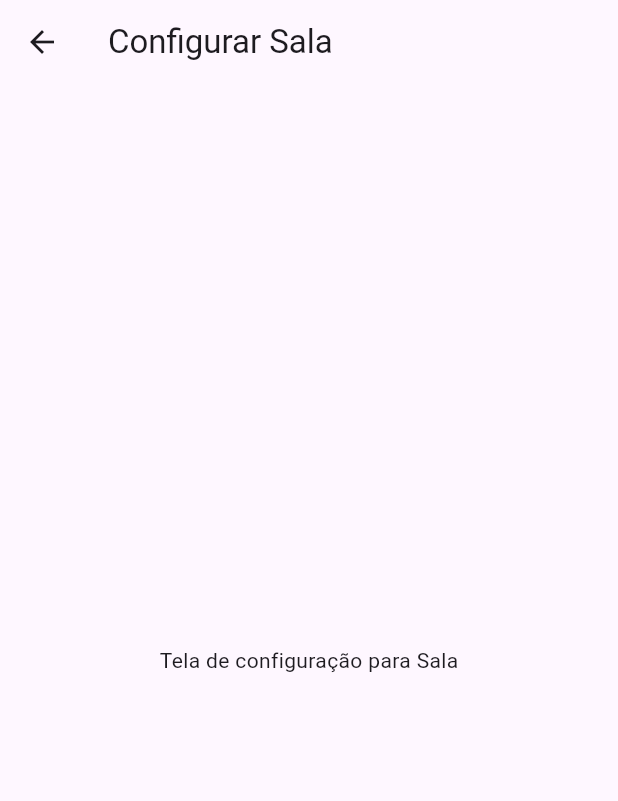
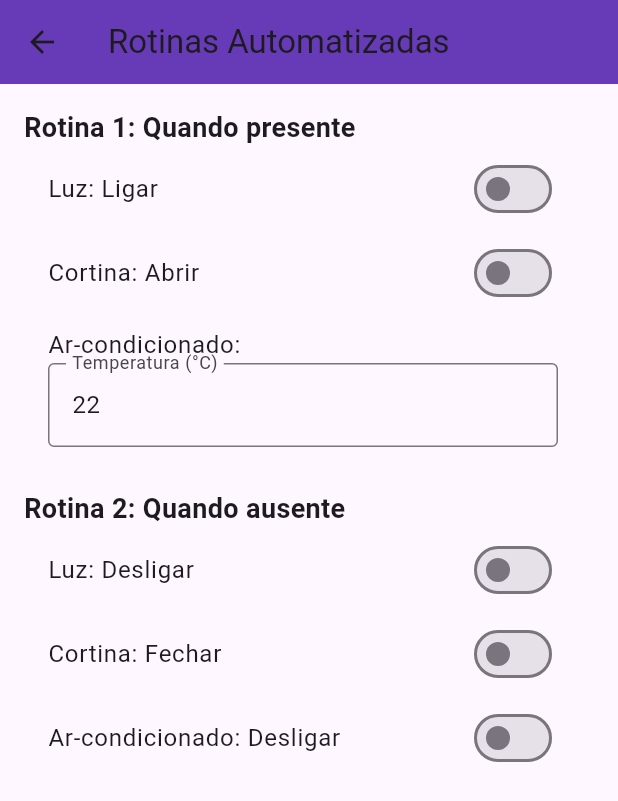
Before and after one commit to joaovitor73/Smart-Home, a Flutter app: the ConfigurationScreen screen opened directly, on a phone screen of 412 x 824 dp. Shown: the top 801 px of the screen. Run offline on Flutter 3.47's test engine with Material 3 defaults, Android fonts, the phone set to English and light mode, and no system bars; our stand-ins replace firebase_auth, firebase_core, firebase_database, firebase_messaging, geolocator, shared_preferences; accounts and stored records are empty; network calls fail; statements that could not run were skipped.

Commit message:
subindo a tela de configuraçao

```diff
--- a/app/lib/ui/widgets/ConfigureScreen.dart
+++ b/app/lib/ui/widgets/ConfigureScreen.dart
@@ -1,18 +1,104 @@
 import 'package:flutter/material.dart';
 
-class ConfigurationScreen extends StatelessWidget {
+class ConfigurationScreen extends StatefulWidget {
+  const ConfigurationScreen({super.key, required this.roomName});
   final String roomName;
+  @override
+  ConfigurationScreenState createState() => ConfigurationScreenState();
+}
 
-  const ConfigurationScreen({super.key, required this.roomName});
+class ConfigurationScreenState extends State<ConfigurationScreen> {
+  bool isPresentRoutineLightOn = false;
+  bool isPresentRoutineCurtainOpen = false;
+  String presentRoutineAirConditionerTemp = "22";
 
+  bool isAbsentRoutineLightOff = false;
+  bool isAbsentRoutineCurtainClosed = false;
+  bool isAbsentRoutineAirConditionerOff = false;
   @override
   Widget build(BuildContext context) {
     return Scaffold(
       appBar: AppBar(
-        title: Text("Configurar $roomName"),
+        title: const Text("Rotinas Automatizadas"),
+        backgroundColor: Colors.deepPurple,
       ),
-      body: Center(
-        child: Text("Tela de configuração para $roomName"),
+      body: Padding(
+        padding: const EdgeInsets.all(16.0),
+        child: ListView(
+          children: [
+            const Text(
+              "Rotina 1: Quando presente",
+              style: TextStyle(fontSize: 18, fontWeight: FontWeight.bold),
+            ),
+            SwitchListTile(
+              title: const Text("Luz: Ligar"),
+              value: isPresentRoutineLightOn,
+              onChanged: (bool value) {
+                setState(() {
+                  isPresentRoutineLightOn = value;
+                });
+              },
+            ),
+            SwitchListTile(
+              title: const Text("Cortina: Abrir"),
+              value: isPresentRoutineCurtainOpen,
+              onChanged: (bool value) {
+                setState(() {
+                  isPresentRoutineCurtainOpen = value;
+                });
+              },
+            ),
+            ListTile(
+              title: const Text("Ar-condicionado:"),
+              subtitle: TextField(
+                decoration: const InputDecoration(
+                  labelText: "Temperatura (°C)",
+                  border: OutlineInputBorder(),
+                ),
+                keyboardType: TextInputType.number,
+                onChanged: (value) {
+                  setState(() {
+                    presentRoutineAirConditionerTemp = value;
+                  });
+                },
+                controller: TextEditingController(
+                    text: presentRoutineAirConditionerTemp),
+              ),
+            ),
+            const SizedBox(height: 20.0),
+            const Text(
+              "Rotina 2: Quando ausente",
+              style: TextStyle(fontSize: 18, fontWeight: FontWeight.bold),
+            ),
+            SwitchListTile(
+              title: const Text("Luz: Desligar"),
+              value: isAbsentRoutineLightOff,
+              onChanged: (bool value) {
+                setState(() {
+                  isAbsentRoutineLightOff = value;
+                });
+              },
+            ),
+            SwitchListTile(
+              title: const Text("Cortina: Fechar"),
+              value: isAbsentRoutineCurtainClosed,
+              onChanged: (bool value) {
+                setState(() {
+                  isAbsentRoutineCurtainClosed = value;
+                });
+              },
+            ),
+            SwitchListTile(
+              title: const Text("Ar-condicionado: Desligar"),
+              value: isAbsentRoutineAirConditionerOff,
+              onChanged: (bool value) {
+                setState(() {
+                  isAbsentRoutineAirConditionerOff = value;
+                });
+              },
+            ),
+          ],
+        ),
       ),
     );
   }
```
